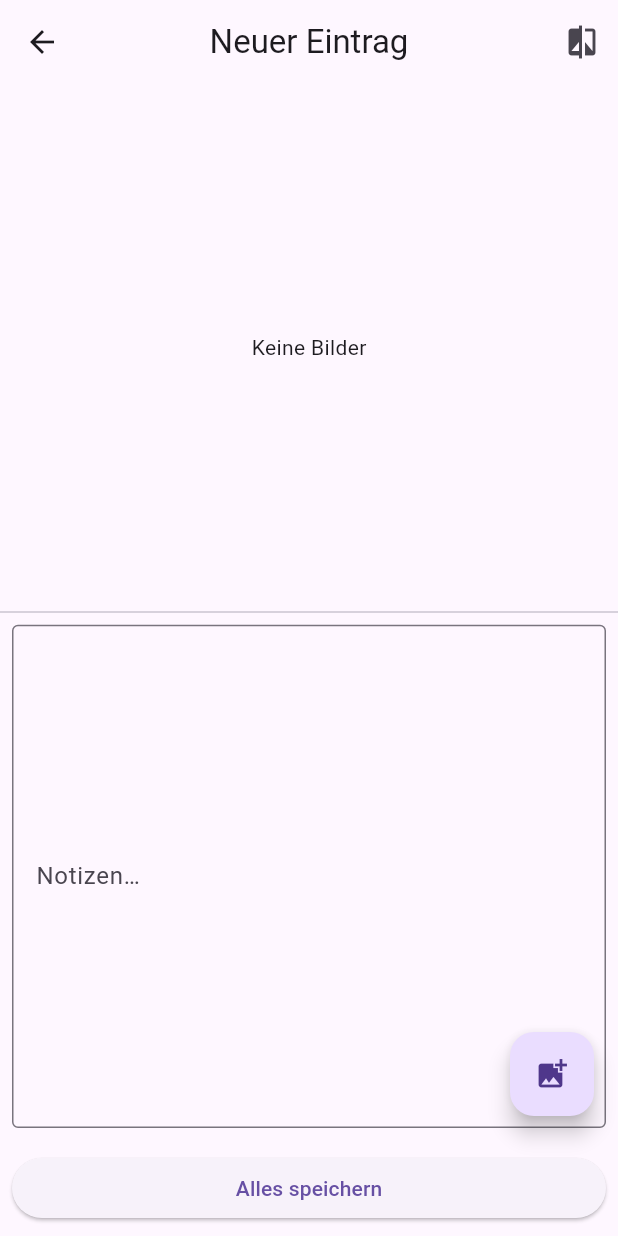
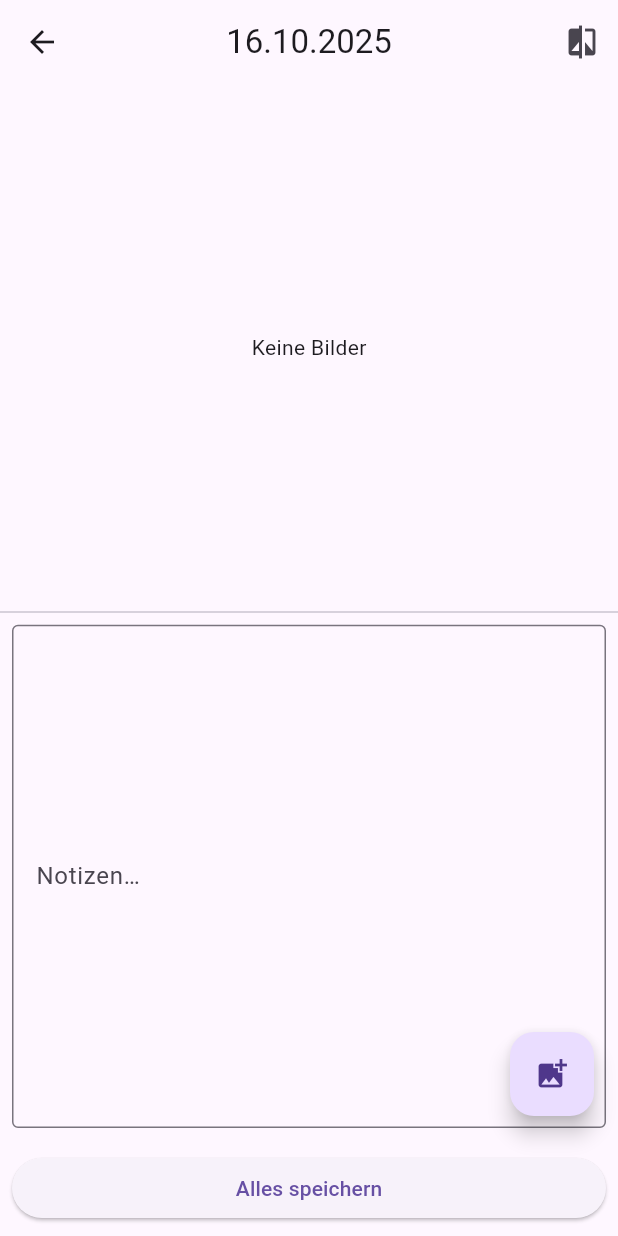
Before and after one commit to Curmil99/pflanzen_kalender, a Flutter app: the DayDetailScreen screen opened directly with empty values, on a phone screen of 412 x 824 dp. Run offline on Flutter 3.47's test engine with Material 3 defaults, Android fonts, the phone set to English and light mode, and no system bars; our stand-ins replace image_picker, isar, permission_handler, table_calendar; missing offline and left inert: exif; accounts and stored records are empty; generated files the repository leaves out were written again.

Commit message:
Änderungen beim Titelabspeichern und anzeigen in der kalenderAnsicht.
Im Titel wird immer das aktuelle Datum per Default gespeichert.
Im Kalender wird immer Der Name des Evens als eintrag angezeigt.

```diff
--- a/lib/day_detail_screen.dart
+++ b/lib/day_detail_screen.dart
@@ -25,6 +25,7 @@ class DayDetailScreen extends StatefulWidget {
 
 class _DayDetailScreenState extends State<DayDetailScreen> {
   late final String _dateKey;
+  late final String _formattedDate; // Für Anzeige (TT.MM.JJJJ)
   late String _title = '' ;
   List<File> _bilder = [];
   final TextEditingController _noteCtrl = TextEditingController();
@@ -38,6 +39,10 @@ class _DayDetailScreenState extends State<DayDetailScreen> {
     _dateKey =
         '${widget.selectedDate.year}-${widget.selectedDate.month.toString().padLeft(2, '0')}-${widget.selectedDate.day.toString().padLeft(2, '0')}';
 
+    // 👉 Neues Format für Anzeige (TT.MM.JJJJ)
+    _formattedDate =
+    '${widget.selectedDate.day.toString().padLeft(2, '0')}.${widget.selectedDate.month.toString().padLeft(2, '0')}.${widget.selectedDate.year}';
+
 
   }
 
@@ -46,17 +51,24 @@ class _DayDetailScreenState extends State<DayDetailScreen> {
   Future<void> _saveEntry() async {
     final existing = await DayRepo().getEntry(widget.kategorie, widget.eventName, _dateKey);
 
+    String finalTitle = _title;
+
+    // Falls der Titel aktuell nur das Datum ist oder leer → nimm Event-Namen
+    if (finalTitle.trim().isEmpty || finalTitle == _formattedDate) {
+      finalTitle = widget.eventName;
+    }
+
     final updated = existing ??
         DayEntry(
           kategorie: widget.kategorie,
           event: widget.eventName,
           datum: _dateKey,
-          title: '',
+          title: finalTitle,
           note: '',
           imagePaths: [],
         );
 
-    updated.title = _title;
+    updated.title = finalTitle;
     updated.note = _noteCtrl.text;
     updated.imagePaths = _bilder.map((f) => f.path).toList();
 
@@ -161,7 +173,14 @@ class _DayDetailScreenState extends State<DayDetailScreen> {
             ),
           );
 
-          _title = entry.title;
+          // Wenn kein Titel gespeichert ist → Platzhalter setzen (Datum)
+          if (entry.title.trim().isEmpty) {
+            _title = _formattedDate; // Anzeige: z. B. 15.10.2025
+          } else {
+            _title = entry.title; // bereits gespeicherter Titel
+          }
+
+
           _noteCtrl.text = entry.note;
           _bilder = entry.imagePaths.map((p) => File(p)).toList();
 
@@ -174,7 +193,7 @@ class _DayDetailScreenState extends State<DayDetailScreen> {
           appBar: AppBar(
             title: GestureDetector(
               onTap: _bearbeiteTitel,
-              child: Text(_title.isNotEmpty ? _title : 'Neuer Eintrag'),
+              child: Text(_title.isNotEmpty ? _title : _formattedDate),
             ),
             centerTitle: true,
             actions: [
--- a/lib/event_detail_screen.dart
+++ b/lib/event_detail_screen.dart
@@ -257,7 +257,7 @@ class _EventDetailScreenState extends State<EventDetailScreen> {
                             current.note.isNotEmpty ||
                             current.imagePaths.isNotEmpty))
                       _badge(
-                          current.title.isNotEmpty ? current.title : '',
+                          current.title.isNotEmpty ? current.event : '',
                           Colors.green.shade400,
                           Colors.white),
                     for (final e in finalAndere)
@@ -280,7 +280,7 @@ class _EventDetailScreenState extends State<EventDetailScreen> {
                             }
                           },
                           child: _badge(
-                            e.title,
+                            e.event,
                             Colors.green.shade200,
                             Colors.black87,
                           ),
--- a/lib/utils/bilder_hinzufuegen.dart
+++ b/lib/utils/bilder_hinzufuegen.dart
@@ -100,7 +100,7 @@ class BilderHelper {
 
       // Titel fallback: Datum, wenn leer
       final dateParts = entryDate.split("-");
-      final formattedDate = dateParts[0]; // nur Jahr
+      final formattedDate = "${dateParts[2]}.${dateParts[1]}.${dateParts[0]}";
 
       final entry = DayEntry(
         kategorie: kategorie,
```
